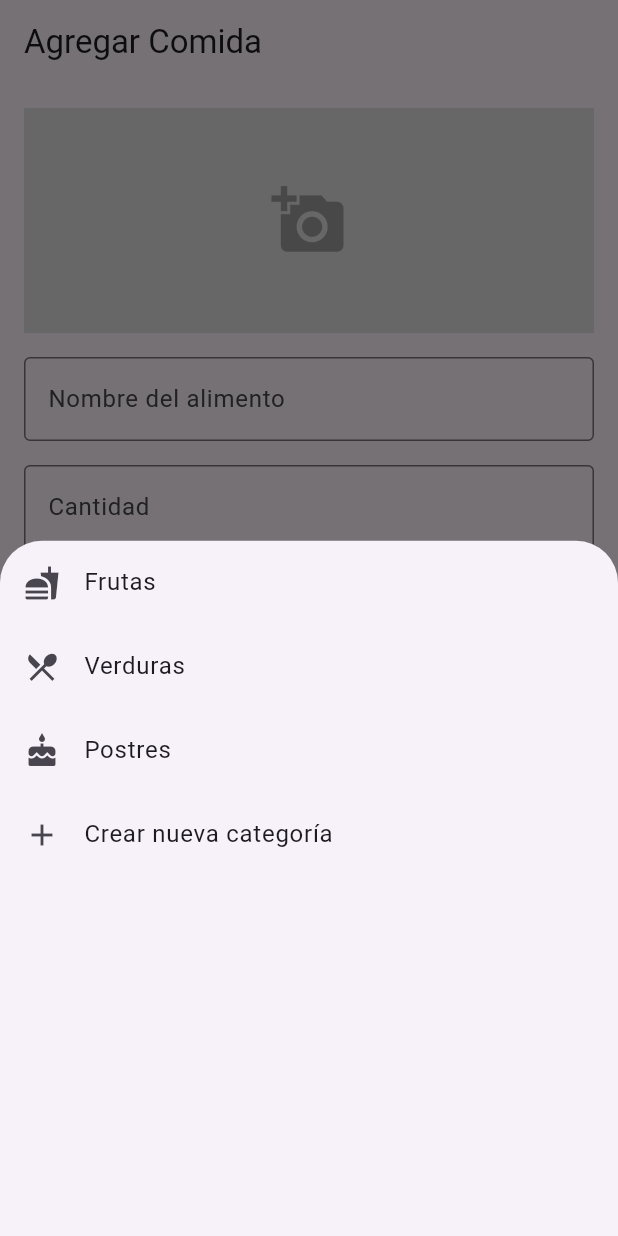
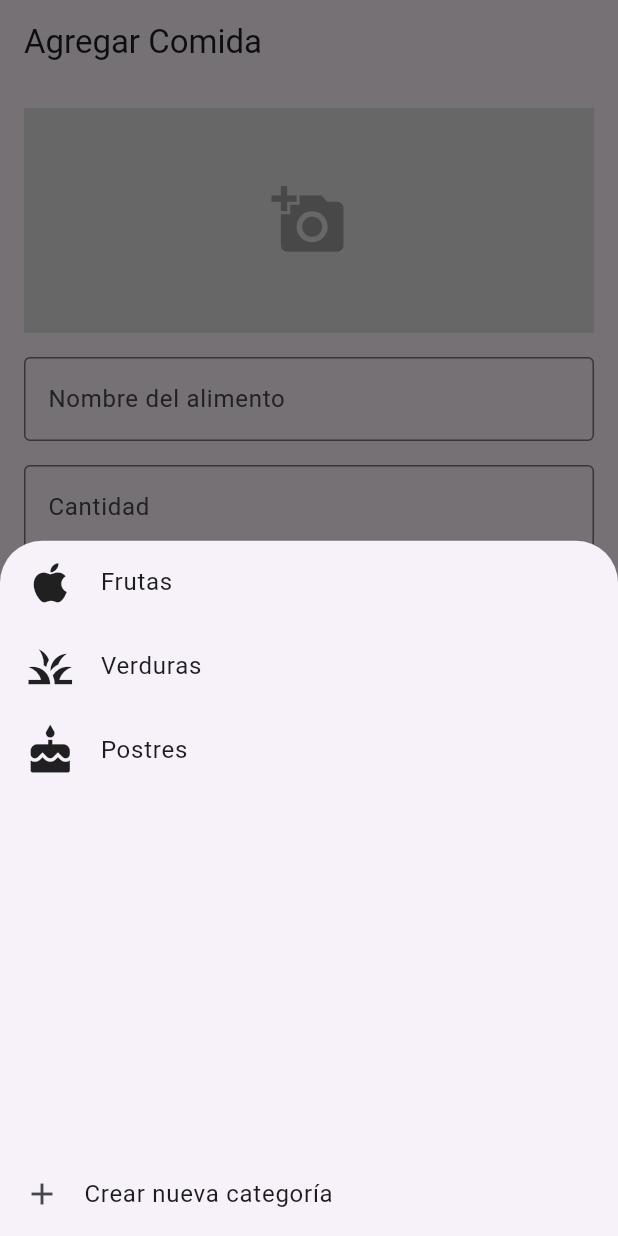
Before and after one commit to pilicorredor/Calorie_Count_Movile, a Flutter app: the AddFood screen opened directly, after a tap on "Selecciona Categoría", on a phone screen of 412 x 824 dp. Run offline on Flutter 3.47's test engine with Material 3 defaults, Android fonts, the phone set to English and light mode, and no system bars; our stand-ins replace easy_date_timeline, fl_chart, flutter_speed_dial, sqflite; accounts and stored records are empty.

Commit message:
Add category_list

```diff
--- /dev/null
+++ b/lib/models/category_model.dart
@@ -0,0 +1,34 @@
+import 'dart:convert';
+
+FeaturesModel featuresModelFromJson(String str) =>
+    FeaturesModel.fromJson(json.decode(str));
+
+String featuresModelToJson(FeaturesModel data) => json.encode(data.toJson());
+
+class FeaturesModel {
+  FeaturesModel({
+    this.id,
+    this.category = '',
+    this.color = '#baf748',
+    this.icon = 'ad_rounded',
+  });
+
+  int? id;
+  String category;
+  String color;
+  String icon;
+
+  factory FeaturesModel.fromJson(Map<String, dynamic> json) => FeaturesModel(
+        id: json["id"],
+        category: json["category"],
+        color: json["color"],
+        icon: json["icon"],
+      );
+
+  Map<String, dynamic> toJson() => {
+        "id": id,
+        "category": category,
+        "color": color,
+        "icon": icon,
+      };
+}
--- a/lib/pages/add_food.dart
+++ b/lib/pages/add_food.dart
@@ -1,4 +1,6 @@
 import 'package:calorie_counter/utils/icon_list.dart';
+import 'package:calorie_counter/utils/utils.dart';
+import 'package:calorie_counter/widgets/addItems/category_list.dart';
 import 'package:flutter/material.dart';
 
 class AddFood extends StatefulWidget {
@@ -10,6 +12,7 @@ class AddFood extends StatefulWidget {
 
 class _AddFoodState extends State<AddFood> {
   final _formKey = GlobalKey<FormState>();
+  var catList = CategoryList().catList;
 
   // Controladores para los campos de texto
   final TextEditingController _foodNameController = TextEditingController();
@@ -181,49 +184,44 @@ class _AddFoodState extends State<AddFood> {
     );
   }
 
-  // Función para seleccionar la categoría
+
 void _selectCategory() {
+  final categoryList = CategoryList().catList; // Obtener la lista de categorías
+
   showModalBottomSheet(
     context: context,
     builder: (BuildContext context) {
-        return ListView(
+      return Column(
+        mainAxisSize: MainAxisSize.min, // Para que el modal ajuste su tamaño
         children: [
-            ListTile(
-              leading: const Icon(Icons.fastfood),
-              title: const Text('Frutas'),
+          Expanded(
+            child: ListView.builder(
+              itemCount: categoryList.length,
+              itemBuilder: (context, index) {
+                var category = categoryList[index];
+                return ListTile(
+                  leading: Icon(
+                    category.icon.toIcon(),
+                    color: Theme.of(context).iconTheme.color,
+                    size: 35.0,
+                  ),
+                  title: Text(category.category),
                   onTap: () {
                     setState(() {
-                  _selectedCategory = 'Frutas';
+                      _selectedCategory = category.category;
                     });
                     Navigator.pop(context);
                   },
-            ),
-            ListTile(
-              leading: const Icon(Icons.local_dining),
-              title: const Text('Verduras'),
-              onTap: () {
-                setState(() {
-                  _selectedCategory = 'Verduras';
-                });
-                Navigator.pop(context);
+                );
               },
             ),
-            ListTile(
-              leading: const Icon(Icons.cake),
-              title: const Text('Postres'),
-              onTap: () {
-                setState(() {
-                  _selectedCategory = 'Postres';
-                });
-                Navigator.pop(context);
-              },
           ),
           ListTile(
             leading: const Icon(Icons.add),
             title: const Text('Crear nueva categoría'),
             onTap: () {
-                Navigator.pop(context);
-                _showCreateCategoryDialog();
+              Navigator.pop(context); // Cierra el modal
+              _showCreateCategoryDialog(); // Muestra el diálogo para crear una nueva categoría
             },
           ),
         ],
@@ -231,6 +229,8 @@ class _AddFoodState extends State<AddFood> {
     },
   );
 }
+
+
 
 // Muestra el diálogo para crear una nueva categoría
   void _showCreateCategoryDialog() {
--- a/lib/utils/icon_list.dart
+++ b/lib/utils/icon_list.dart
@@ -21,5 +21,8 @@ class IconList {
     'air_outlined': Icons.air_outlined,
     'airplanemode_active_outlined': Icons.airplanemode_active_outlined,
     'home': Icons.home_outlined,
+    'Icon_cake': Icons.cake,
+    'Icon_grass': Icons.grass,
+    'Icon_apple': Icons.apple,
   };
 }
--- /dev/null
+++ b/lib/widgets/addItems/category_list.dart
@@ -0,0 +1,18 @@
+import 'package:calorie_counter/models/category_model.dart';
+
+class CategoryList {
+  var catList = [
+    FeaturesModel(
+        category: 'Frutas',
+        color: '#087802',
+        icon: 'Icon_apple'),
+    FeaturesModel(
+        category: 'Verduras',
+        color: '##3f9bfc',
+        icon: 'Icon_grass'),
+    FeaturesModel(
+        category: 'Postres',
+        color: '#ff8605',
+        icon: 'Icon_cake'),
+  ];
+}
```
Also changed, not shown: 1 other file. Lines whose indentation alone changed are shown as unchanged.
